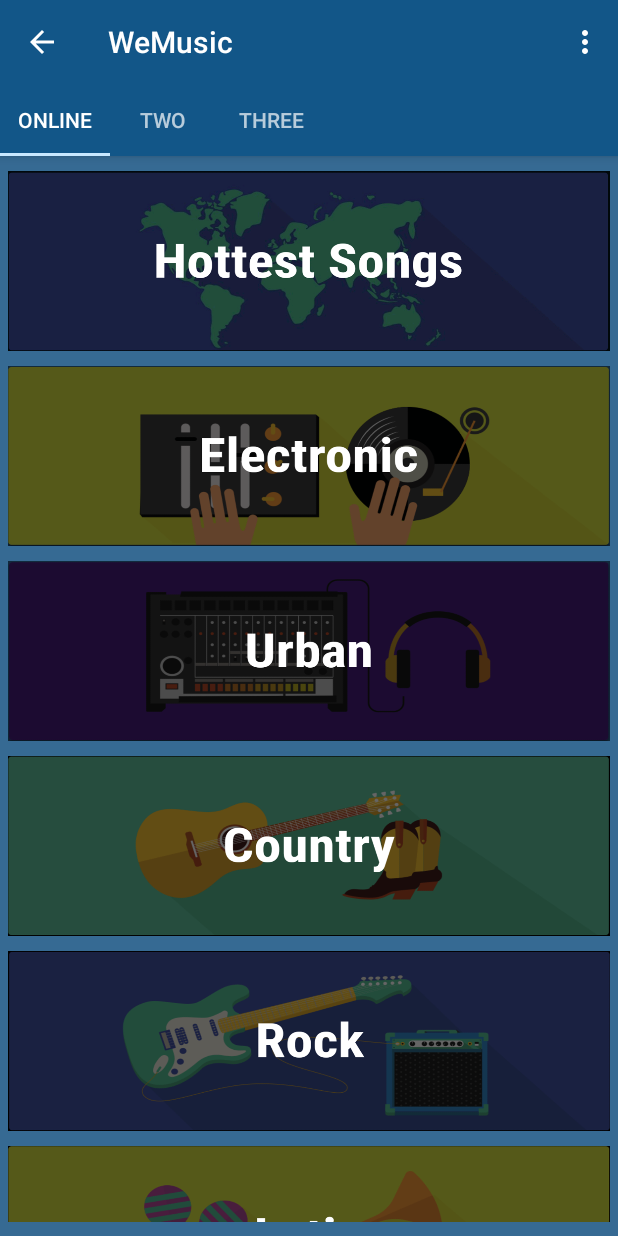
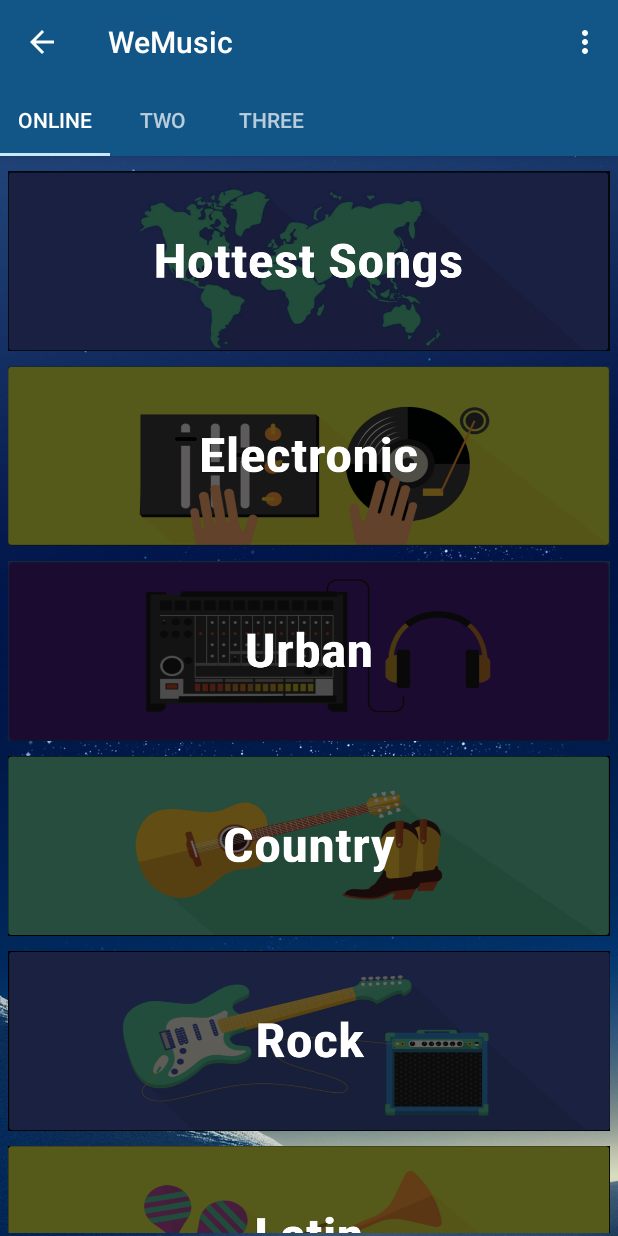
Before and after one commit to Huynhnguyen2705/MusicApp, an Android app: the screen it shows after launch (MainActivity), on a phone screen of 412 x 824 dp. Run offline under Robolectric (Android 15) with nearby library versions, the phone set to English and light mode, and no system bars; our stand-ins replace Firebase (no records; nobody signed in at launch, a user with empty details on screens opened directly); libraries missing offline, so code that uses them is left out: com.firebase.ui, wseemann.media; 2 statements that could not run were skipped.

Commit message:
- ui update
Signed-off-by: Phatest1 <tanphat1309@gmail.com>

```diff
--- a/app/src/main/res/layout/activity_fragment_one.xml
+++ b/app/src/main/res/layout/activity_fragment_one.xml
@@ -2,8 +2,8 @@
 <ScrollView xmlns:android="http://schemas.android.com/apk/res/android"
     android:layout_width="match_parent"
     android:layout_height="match_parent"
-    android:background="@color/Background"
-    android:paddingBottom="65dp">
+    android:background="@drawable/backgrounda"
+    android:paddingBottom="58dp">
 
     <LinearLayout
         android:layout_width="match_parent"
```
Also changed, not shown: app/src/main/res/drawable/backgrounda.jpg (added).
